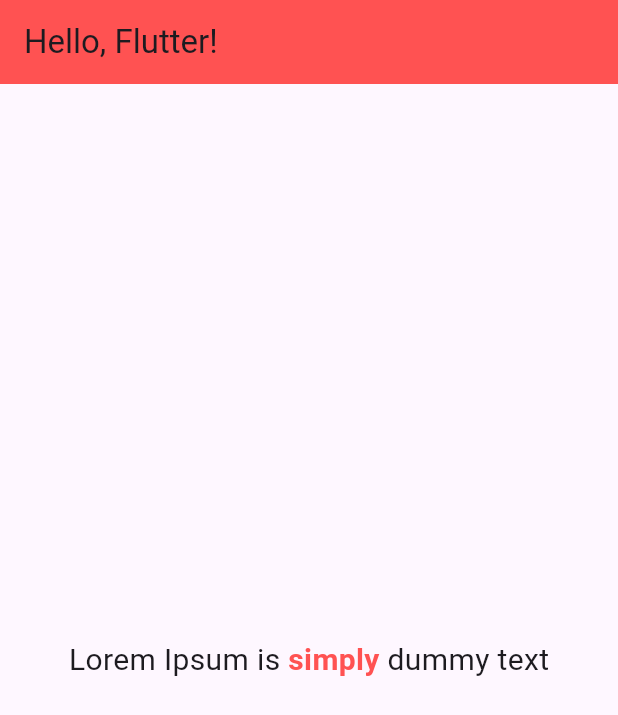
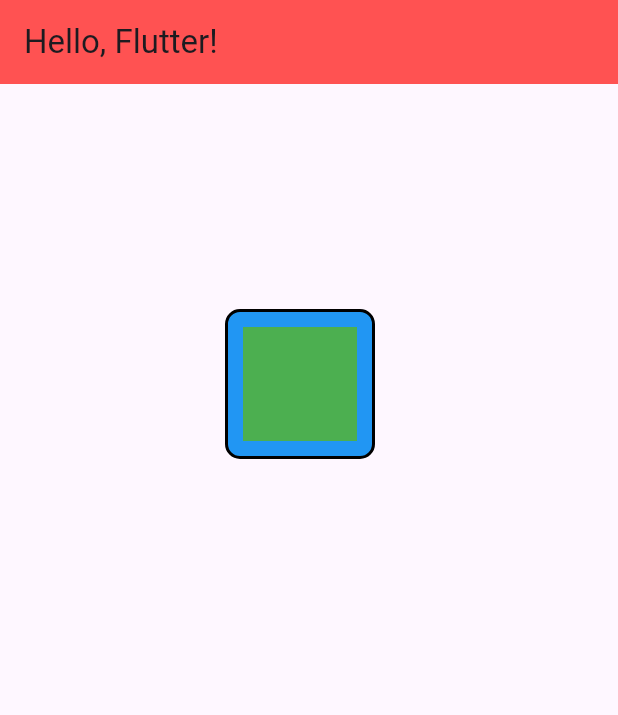
Before and after one commit to ywkim727/24_01-Mobile-Programming, a Flutter app: the screen it shows after launch, on a phone screen of 412 x 824 dp. Shown: the top 715 px of the screen. Run offline on Flutter 3.47's test engine with Material 3 defaults, Android fonts, the phone set to English and light mode, and no system bars.

Commit message:
Study Container

```diff
--- a/flutter_application_1/lib/main.dart
+++ b/flutter_application_1/lib/main.dart
@@ -14,29 +14,22 @@ class MyApp extends StatelessWidget {
           title: const Text('Hello, Flutter!'),
           backgroundColor: Colors.redAccent,
         ),
-        body: const Center(
-            child: Text.rich(
-              TextSpan(
-                style: TextStyle(
-                  fontSize: 20
+        body: Container(
+          width: 100,
+          height: 100,
+          padding: EdgeInsets.all(10),
+          margin: EdgeInsets.all(150),
+          decoration: BoxDecoration(
+            color: Colors.blue,
+            border: Border.all(
+              color: Color.fromARGB(255, 0, 0, 0),
+              width: 2,
             ),
-                children: [
-                  TextSpan(
-                    text: 'Lorem Ipsum is ',
+            borderRadius: BorderRadius.circular(10),
           ),
-                  TextSpan(
-                    text: 'simply',
-                    style: TextStyle(
-                      color: Colors.redAccent,
-                      fontWeight: FontWeight.bold
+          child: Container(
+            color: Colors.green,
           ),
-                  ),
-                  TextSpan(
-                    text: ' dummy text',
-                  ),
-                ]
-              )
-            )
         )
       ),
     );
```
Lines whose indentation alone changed are shown as unchanged.
